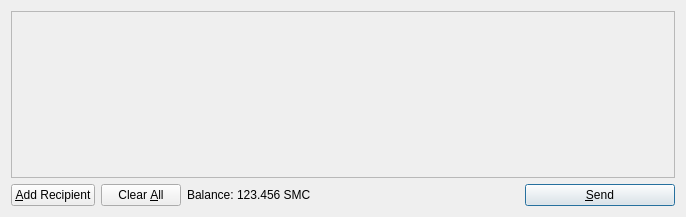
Before: the Qt Designer form src/qt/forms/sendcoinsdialog.ui in gbepound/gbepound, drawn with Qt 5.
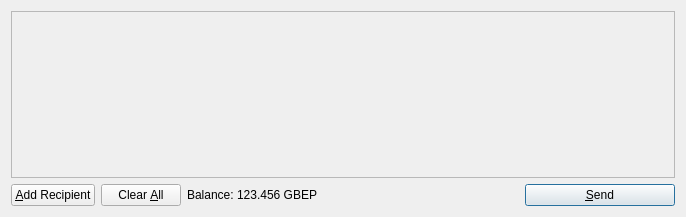
After: the same form once the commit is applied. Icons and pictures are not drawn.

Patch:
```diff
--- a/src/qt/forms/sendcoinsdialog.ui
+++ b/src/qt/forms/sendcoinsdialog.ui
@@ -119,7 +119,7 @@
           <cursorShape>IBeamCursor</cursorShape>
          </property>
          <property name="text">
-          <string>123.456 SMC</string>
+          <string>123.456 GBEP</string>
          </property>
          <property name="textInteractionFlags">
           <set>Qt::LinksAccessibleByMouse|Qt::TextSelectableByKeyboard|Qt::TextSelectableByMouse</set>
```
